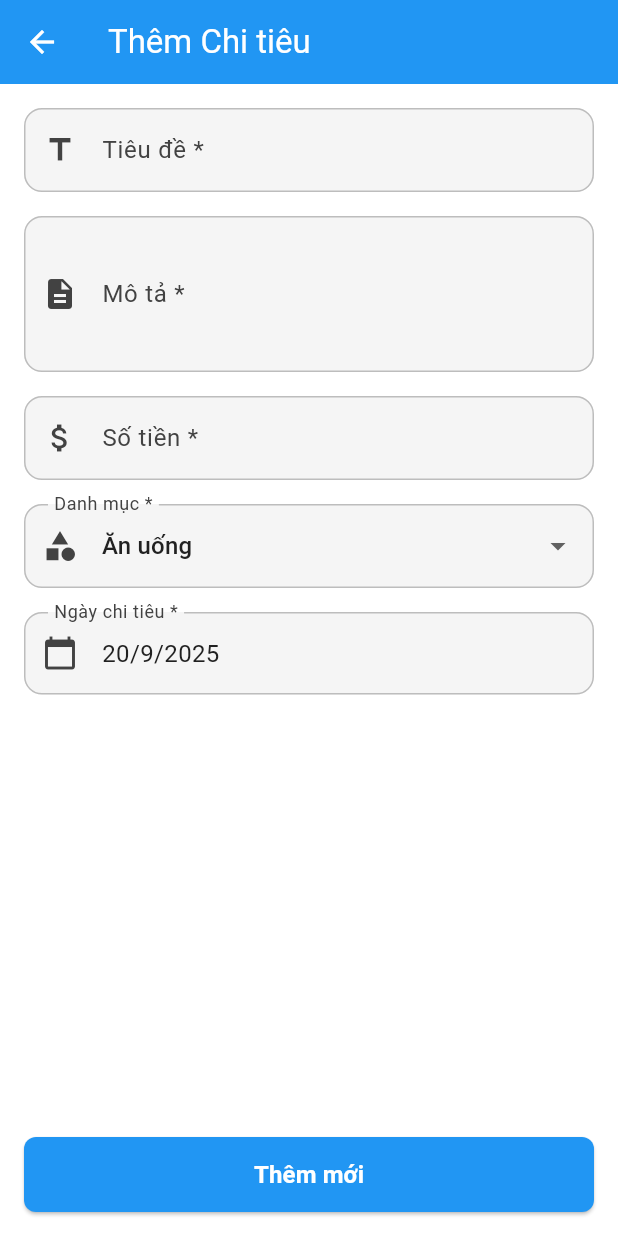
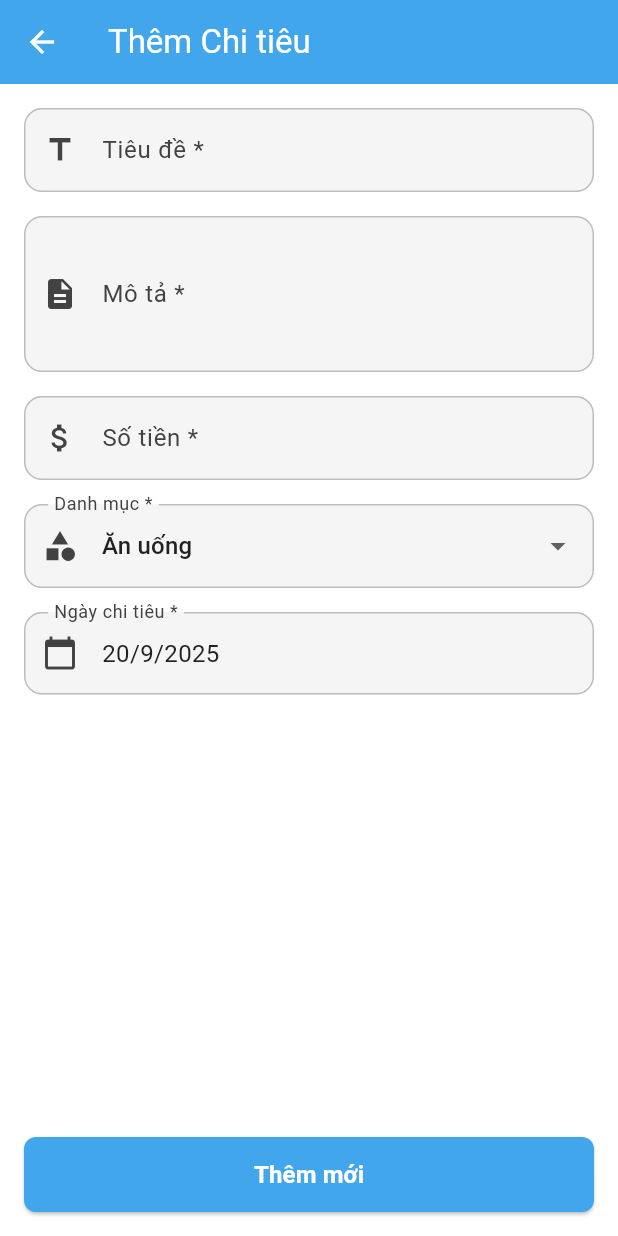
Before and after one commit to nguyentranlht/expense_tracker, a Flutter app: the screen it shows after launch, after a tap on an icon or button, on a phone screen of 412 x 824 dp. Run offline on Flutter 3.47's test engine with Material 3 defaults, Android fonts, the phone set to English and light mode, and no system bars; our stand-ins replace dartz, equatable, flutter_bloc, flutter_screenutil, font_awesome_flutter, get_it and 3 more; accounts and stored records are empty.

Commit message:
update format date

```diff
--- a/lib/core/theme/app_theme.dart
+++ b/lib/core/theme/app_theme.dart
@@ -2,7 +2,7 @@ import 'package:flutter/material.dart';
 
 class AppTheme {
   // Define bright and vibrant color scheme
-  static const Color primaryColor = Color(0xFF2196F3); // Bright Blue
+  static const Color primaryColor = Color(0xFF42A6EC); // Bright Blue
   static const Color primaryContainer = Color(0xFFE3F2FD);
   static const Color secondary = Color(0xFF4CAF50); // Fresh Green
   static const Color secondaryContainer = Color(0xFFE8F5E8);
@@ -138,7 +138,7 @@ class AppTheme {
     floatingActionButtonTheme: const FloatingActionButtonThemeData(
       shape: CircleBorder(),
       elevation: 3,
-      backgroundColor: secondary, // Use green for FAB
+      backgroundColor: primaryColor, // Use primary color for FAB
       foregroundColor: Colors.white,
     ),
 
--- a/lib/features/expense_tracking/presentation/widgets/expense_card.dart
+++ b/lib/features/expense_tracking/presentation/widgets/expense_card.dart
@@ -1,3 +1,4 @@
+import 'package:expense_tracker/core/utils/localization_helper.dart';
 import 'package:flutter/material.dart';
 import 'package:font_awesome_flutter/font_awesome_flutter.dart';
 import '../../../../core/constants/constants.dart';
@@ -107,7 +108,7 @@ class ExpenseCard extends StatelessWidget {
                           ),
                         ),
                         Text(
-                          DateFormatter.formatDate(expense.date),
+                          DateFormatter.formatDate(expense.date, context.l10n.localeName),
                           style: TextStyle(
                             fontSize: 12,
                             color: Colors.grey[600],
@@ -147,7 +148,7 @@ class ExpenseCard extends StatelessWidget {
                         ),
                         const SizedBox(width: 4),
                         Text(
-                          DateFormatter.formatTime(expense.createdAt),
+                          DateFormatter.formatTime(expense.createdAt, context.l10n.localeName),
                           style: TextStyle(
                             fontSize: 12,
                             color: Colors.grey[600],
--- a/lib/features/home/presentation/pages/home_page.dart
+++ b/lib/features/home/presentation/pages/home_page.dart
@@ -1,3 +1,5 @@
+import 'package:expense_tracker/core/utils/localization_helper.dart';
+import 'package:expense_tracker/core/utils/logger.dart';
 import 'package:flutter/material.dart';
 import 'package:flutter_bloc/flutter_bloc.dart';
 import 'package:font_awesome_flutter/font_awesome_flutter.dart';
@@ -38,12 +40,12 @@ class _HomePageState extends State<HomePage> {
         title: Column(
           crossAxisAlignment: CrossAxisAlignment.start,
           children: [
-            const Text(
-              'Xin chào!',
-              style: TextStyle(fontSize: 16, fontWeight: FontWeight.normal),
+            Text(
+              context.l10n.hello,
+              style: const TextStyle(fontSize: 16, fontWeight: FontWeight.normal),
             ),
             Text(
-              DateFormatter.formatFullDate(now),
+              DateFormatter.formatFullDate(now, context.l10n.localeName),
               style: const TextStyle(fontSize: 14, fontWeight: FontWeight.normal),
             ),
           ],
@@ -55,6 +57,7 @@ class _HomePageState extends State<HomePage> {
             icon: const Icon(FontAwesomeIcons.bell),
             onPressed: () {
               // TODO: Implement notifications
+              logger.i(context.l10n.localeName);
             },
           ),
         ],
--- a/lib/features/home/presentation/widgets/recent_expenses_card.dart
+++ b/lib/features/home/presentation/widgets/recent_expenses_card.dart
@@ -1,3 +1,4 @@
+import 'package:expense_tracker/core/utils/localization_helper.dart';
 import 'package:flutter/material.dart';
 import 'package:font_awesome_flutter/font_awesome_flutter.dart';
 import '../../../expense_tracking/domain/entities/expense.dart';
@@ -109,7 +110,7 @@ class RecentExpensesCard extends StatelessWidget {
                           ),
                         ),
                         Text(
-                          DateFormatter.formatShortDate(expense.date),
+                          DateFormatter.formatShortDate(expense.date, context.l10n.localeName),
                           style: TextStyle(
                             color: Colors.grey[600],
                             fontSize: 12,
```
Also changed, not shown: lib/core/utils/formatters.dart (+12 -15 lines).
